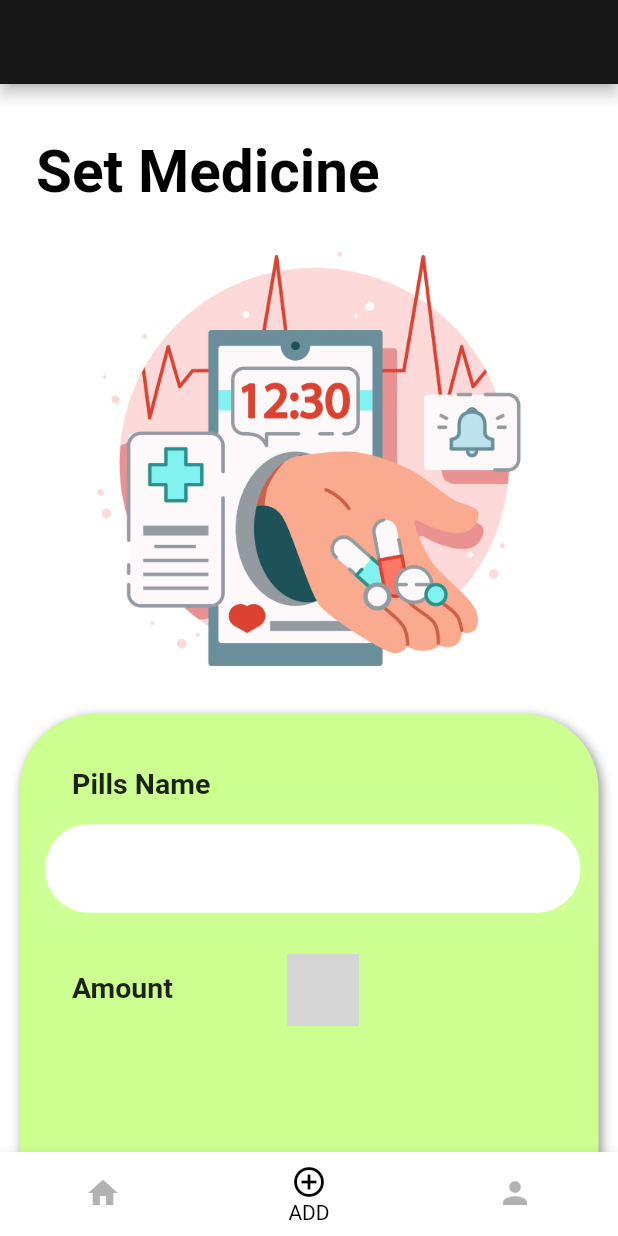
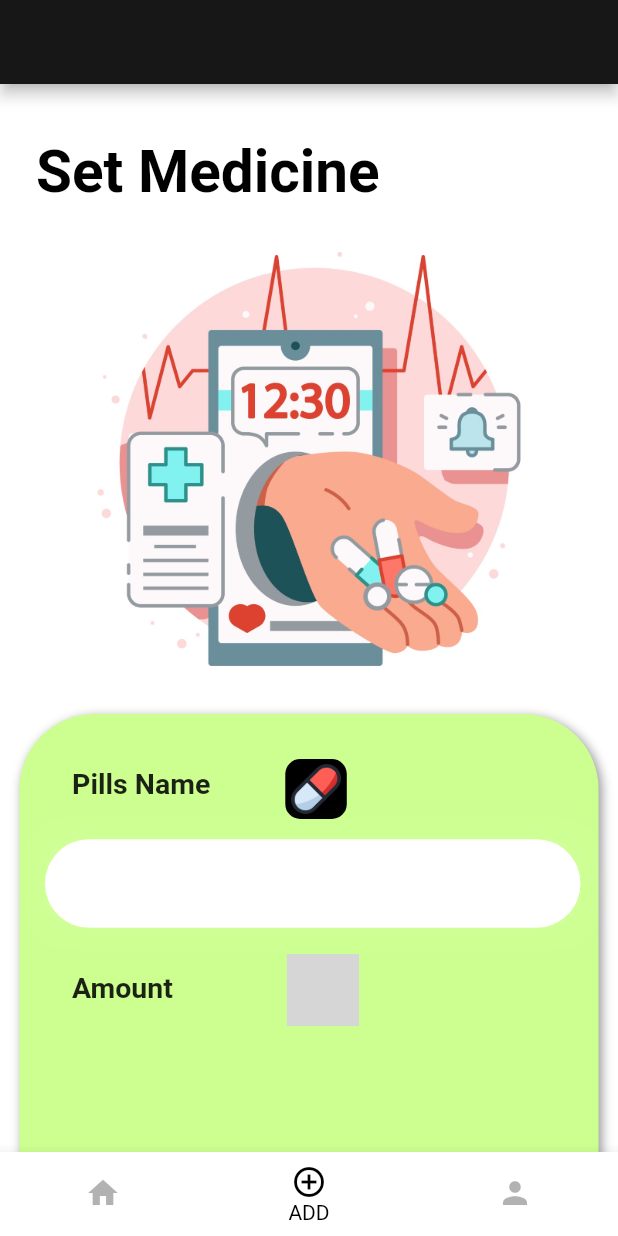
Before and after one commit to Kushgupta16/Meddico, a Flutter app: the screen it shows after launch, item 2 of the bottom bar chosen, on a phone screen of 412 x 824 dp. Run offline on Flutter 3.47's test engine with Material 2 defaults, Android fonts, the phone set to English and light mode, and no system bars; our stand-ins replace firebase_auth, get, image_picker; missing offline and left inert: quantity_input; accounts and stored records are empty; grey boxes are pictures that could not be loaded.

Commit message:
med page update

```diff
--- a/lib/Screen/Medicine/medicine.dart
+++ b/lib/Screen/Medicine/medicine.dart
@@ -1,5 +1,4 @@
 import 'package:flutter/material.dart';
-import 'package:meddico/components/medcount.dart';
 import 'package:quantity_input/quantity_input.dart';
 
 class Medicine extends StatefulWidget {
@@ -73,7 +72,7 @@ class _MedicineState extends State<Medicine> {
                     SizedBox(
                       height: 12,
                     ),
-                    Column(
+                    Row(
                       crossAxisAlignment: CrossAxisAlignment.start,
                       children: [
                         Container(
@@ -84,6 +83,27 @@ class _MedicineState extends State<Medicine> {
                           child: Text('Pills Name',
                               style: TextStyle(
                                   fontWeight: FontWeight.bold, fontSize: 19)),
+                        ),
+                        Column(
+                          children: [
+                            Container(
+                              height: 40,
+                              width: 41,
+                              margin: EdgeInsets.only(right: 9,top: 30 ),
+                              decoration: BoxDecoration(
+                                color: Colors.black,
+                                borderRadius: BorderRadius.circular(10),
+                              ),
+                              child: Center(
+                                child: Padding(
+                                  padding: EdgeInsets.all(1),
+                                  child: Image.asset('lib/images/drug (1).png'),
+                                ),
+                              )
+
+
+                            ),
+                          ],
                         )
                       ],
                     ),
@@ -91,7 +111,7 @@ class _MedicineState extends State<Medicine> {
                       children: [
                         Container(
                             padding: EdgeInsets.only(left: 5, right: 12),
-                            margin: EdgeInsets.only(top: 73.5, left: 12),
+                            margin: EdgeInsets.only(top: 83.5, left: 12),
                             child: Container(
                               decoration: BoxDecoration(boxShadow: [
                                 BoxShadow(
@@ -140,9 +160,10 @@ class _MedicineState extends State<Medicine> {
                               ),
                             )
                           ],
-                        )
+                        ),
                       ],
                     ),
+
                   ],
                 ),
               ),
--- a/lib/Screen/Profile/profile.dart
+++ b/lib/Screen/Profile/profile.dart
@@ -15,7 +15,7 @@ class _ProfileState extends State<Profile> {
   Widget build(BuildContext context) {
     return Scaffold(
 
-      backgroundColor: Colors.black,
+      backgroundColor: Colors.white,
       body: Padding(
         padding: EdgeInsets.symmetric(horizontal: 20,vertical: 20),
     child: ListView(
@@ -197,7 +197,7 @@ class _ProfileState extends State<Profile> {
               color: Colors.lightBlueAccent,
               width: 2,
             )),
-        labelText: "About",
+        labelText: "Allergen Info",
         labelStyle: TextStyle(color: Colors.lightBlueAccent),
         helperText: "Write about yourself",
         hintText: "I am Dev Stack",
```
Also changed, not shown: lib/components/medcount.dart (deleted, +0 -34 lines), lib/images/bottle.png (added), lib/images/drug (1).png (added), lib/images/pills (1).png (added).
